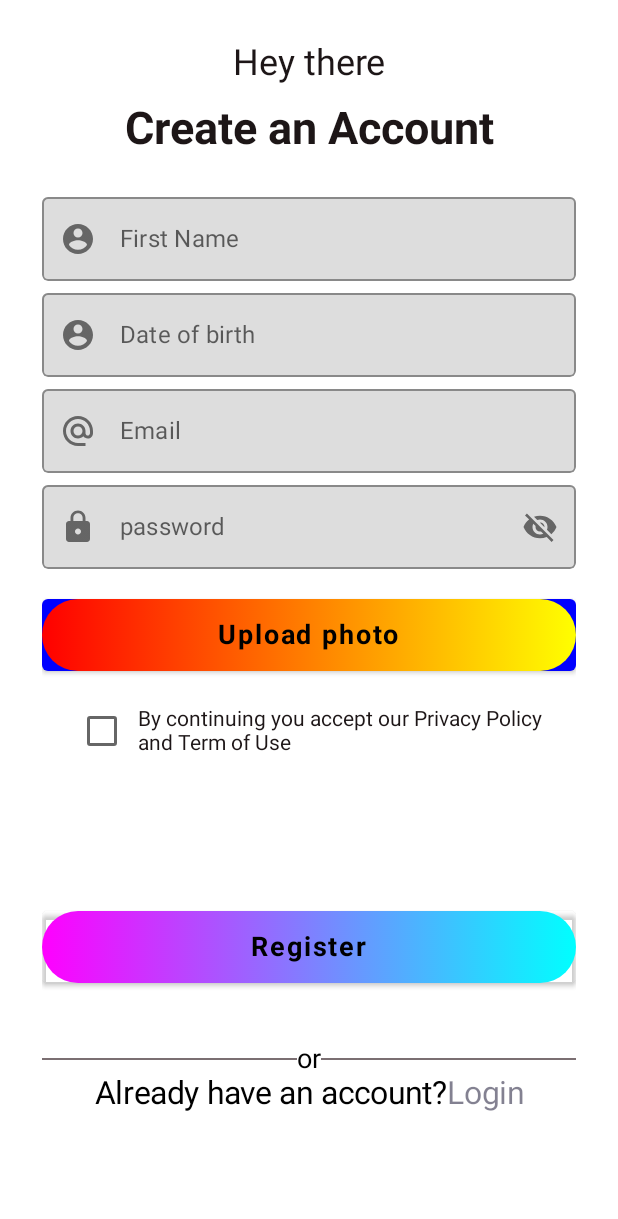
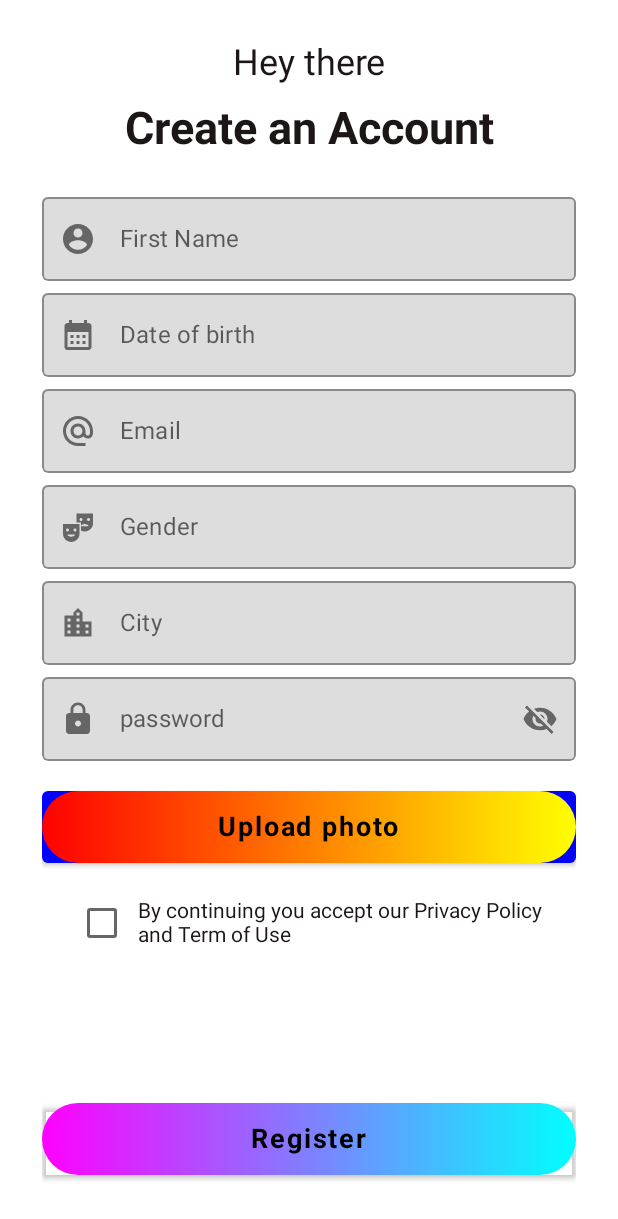
Before and after one commit to helistam/HeartHunter, an Android app built with Jetpack Compose: the screen it shows after launch (MainActivity), on a phone screen of 412 x 824 dp. Shown: the top 1219 px of the screen. Run offline under Robolectric (Android 15) with nearby library versions, the phone set to English and light mode, and no system bars.

```diff
--- a/code/app/src/main/java/com/example/herathunter/screens/LoginScreen.kt
+++ b/code/app/src/main/java/com/example/herathunter/screens/LoginScreen.kt
@@ -38,19 +38,17 @@ fun LoginScreen(){
         Column(modifier = Modifier.fillMaxSize()) {
             NormalTextComponent(value = stringResource(id = R.string.login))
             HeadingTextComponent(value = stringResource(id=R.string.welcome))
-            MyTextFieldComponent(
+            val emailState = MyTextFieldComponent(
                 labelValue= stringResource(id = R.string.email),
                 painterResource(id = R.drawable.emails)
             )
-            PasswordTextFieldComponent(
+            val passwordState = PasswordTextFieldComponent(
                 labelValue= stringResource(id = R.string.password),
                 painterResource(id = R.drawable.lock)
             )
             Spacer(modifier = Modifier.height(80.dp))
 
-            ButtonComponent(value = stringResource(id = R.string.login), user = User(2,"emailState.toString()","passwordState.toString()","firstNameState.toString()","dateOfBirthState.toString()","","","male","Minsk",
-            confirmed = false,
-            available = true
+            ButtonComponent(value = stringResource(id = R.string.login), user = User(2,"","","","","","","","", confirmed = false, available = true
             )
             )
             Spacer(modifier = Modifier.height(20.dp))
--- a/code/app/src/main/java/com/example/herathunter/screens/SignUpScreen.kt
+++ b/code/app/src/main/java/com/example/herathunter/screens/SignUpScreen.kt
@@ -54,12 +54,24 @@ fun SignUpScreen() {
             Log.e("my","sign2")
             val dateOfBirthState = MyTextFieldComponent(
                 labelValue= stringResource(id = R.string.date_of_birth),
-                painterResource(id = R.drawable.icon)
+                painterResource(id = R.drawable.date)
             )
             val emailState = MyTextFieldComponent(
                 labelValue= stringResource(id = R.string.email),
                 painterResource(id = R.drawable.emails)
             )
+
+
+            val genderState = MyTextFieldComponent(
+                labelValue= stringResource(id = R.string.gender),
+                painterResource(id = R.drawable.gender)
+            )
+            val cityState = MyTextFieldComponent(
+                labelValue= stringResource(id = R.string.city),
+                painterResource(id = R.drawable.city)
+            )
+
+
             val passwordState = PasswordTextFieldComponent(
                 labelValue= stringResource(id = R.string.password),
                 painterResource(id = R.drawable.lock)
@@ -70,7 +82,14 @@ fun SignUpScreen() {
             CheckboxComponent(value = stringResource(id =R.string.terms_and_conditions ) )
 
             Spacer(modifier = Modifier.height(80.dp))
-            val user = User(2,emailState.value,passwordState.value,firstNameState.value,dateOfBirthState.value,"","","male","Minsk",
+            val user = User(2,
+                emailState.value,
+                passwordState.value,
+                firstNameState.value,
+                dateOfBirthState.value,
+                "",
+                "",genderState.value,
+                cityState.value,
                 confirmed = false,
                 available = true
             )
--- /dev/null
+++ b/code/app/src/main/res/drawable/city.xml
@@ -0,0 +1,5 @@
+<vector android:height="24dp" android:tint="#000000"
+    android:viewportHeight="24" android:viewportWidth="24"
+    android:width="24dp" xmlns:android="http://schemas.android.com/apk/res/android">
+    <path android:fillColor="@android:color/white" android:pathData="M15,11L15,5l-3,-3 -3,3v2L3,7v14h18L21,11h-6zM7,19L5,19v-2h2v2zM7,15L5,15v-2h2v2zM7,11L5,11L5,9h2v2zM13,19h-2v-2h2v2zM13,15h-2v-2h2v2zM13,11h-2L11,9h2v2zM13,7h-2L11,5h2v2zM19,19h-2v-2h2v2zM19,15h-2v-2h2v2z"/>
+</vector>
--- /dev/null
+++ b/code/app/src/main/res/drawable/date.xml
@@ -0,0 +1,5 @@
+<vector android:height="24dp" android:tint="#000000"
+    android:viewportHeight="24" android:viewportWidth="24"
+    android:width="24dp" xmlns:android="http://schemas.android.com/apk/res/android">
+    <path android:fillColor="@android:color/white" android:pathData="M19,4h-1V2h-2v2H8V2H6v2H5C3.89,4 3.01,4.9 3.01,6L3,20c0,1.1 0.89,2 2,2h14c1.1,0 2,-0.9 2,-2V6C21,4.9 20.1,4 19,4zM19,20H5V10h14V20zM9,14H7v-2h2V14zM13,14h-2v-2h2V14zM17,14h-2v-2h2V14zM9,18H7v-2h2V18zM13,18h-2v-2h2V18zM17,18h-2v-2h2V18z"/>
+</vector>
--- /dev/null
+++ b/code/app/src/main/res/drawable/gender.xml
@@ -0,0 +1,6 @@
+<vector android:height="24dp" android:tint="#000000"
+    android:viewportHeight="24" android:viewportWidth="24"
+    android:width="24dp" xmlns:android="http://schemas.android.com/apk/res/android">
+    <path android:fillColor="@android:color/white" android:pathData="M2,16.5C2,19.54 4.46,22 7.5,22s5.5,-2.46 5.5,-5.5V10H2V16.5zM7.5,18.5C6.12,18.5 5,17.83 5,17h5C10,17.83 8.88,18.5 7.5,18.5zM10,13c0.55,0 1,0.45 1,1c0,0.55 -0.45,1 -1,1s-1,-0.45 -1,-1C9,13.45 9.45,13 10,13zM5,13c0.55,0 1,0.45 1,1c0,0.55 -0.45,1 -1,1s-1,-0.45 -1,-1C4,13.45 4.45,13 5,13z"/>
+    <path android:fillColor="@android:color/white" android:pathData="M11,3v6h3v2.5c0,-0.83 1.12,-1.5 2.5,-1.5c1.38,0 2.5,0.67 2.5,1.5h-5V14v0.39c0.75,0.38 1.6,0.61 2.5,0.61c3.04,0 5.5,-2.46 5.5,-5.5V3H11zM14,8.08c-0.55,0 -1,-0.45 -1,-1c0,-0.55 0.45,-1 1,-1s1,0.45 1,1C15,7.64 14.55,8.08 14,8.08zM19,8.08c-0.55,0 -1,-0.45 -1,-1c0,-0.55 0.45,-1 1,-1s1,0.45 1,1C20,7.64 19.55,8.08 19,8.08z"/>
+</vector>
--- a/code/app/src/main/res/values/strings.xml
+++ b/code/app/src/main/res/values/strings.xml
@@ -7,6 +7,10 @@
     <string name="date_of_birth">Date of birth</string>
     <string name="email">Email</string>
     <string name="password">password</string>
+
+    <string name="gender">Gender</string>
+    <string name="city">City</string>
+
     <string name="hide_password">Hide  password</string>
     <string name="show_password">Show  password</string>
     <string name="terms_and_conditions">By continuing you accept our Privacy Policy and Term of Use</string>
```
Also changed, not shown: 82 other files.
